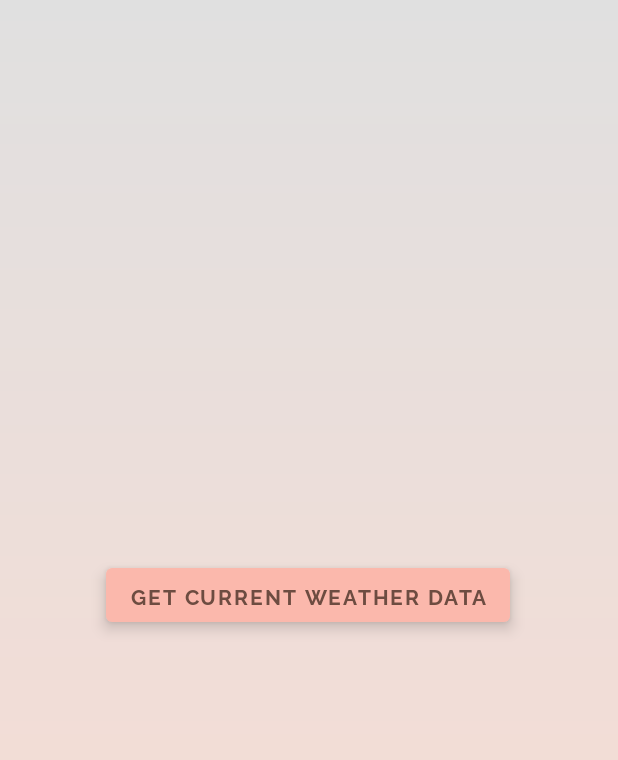
After one commit to chewipie01/Kamatechs, an Android app: the Weather screen opened directly, with no data from a screen before it, on a phone screen of 412 x 824 dp. The commit adds this screen. Shown: the top 760 px of the screen. Run offline under Robolectric (Android 15) with nearby library versions, the phone set to English and light mode, and no system bars.

Commit message:
Added Weather API

```diff
--- a/app/src/main/java/com/example/kamatechs/Login.kt
+++ b/app/src/main/java/com/example/kamatechs/Login.kt
@@ -34,7 +34,7 @@ class Login : AppCompatActivity() {
 
                 firebaseAuth.signInWithEmailAndPassword(email, pass).addOnCompleteListener {
                     if (it.isSuccessful) {
-                        val intent = Intent(this, MainActivity::class.java)
+                        val intent = Intent(this, Weather::class.java)
                         startActivity(intent)
                     } else {
                         Toast.makeText(this, it.exception.toString(), Toast.LENGTH_SHORT).show()
--- /dev/null
+++ b/app/src/main/java/com/example/kamatechs/WeatherService.kt
@@ -0,0 +1,15 @@
+package com.example.kamatechs
+
+import retrofit2.Call
+import retrofit2.http.GET
+import retrofit2.http.Query
+
+interface WeatherService {
+    @GET ("data/2.5/weather?&units=metric")
+    fun getCurrentWeatherData(
+        @Query("lat") lat: String,
+        @Query("lon") lon: String,
+        @Query("APPID") app_id: String
+    ):
+            Call<WeatherResponse>
+}
--- /dev/null
+++ b/app/src/main/res/animator/data_button_state_list_anim.xml
@@ -0,0 +1,93 @@
+<?xml version="1.0" encoding="utf-8"?>
+<selector xmlns:android="http://schemas.android.com/apk/res/android"
+    xmlns:tools="http://schemas.android.com/tools">
+
+    <!-- Pressed state -->
+    <item
+        android:state_enabled="true"
+        android:state_pressed="true">
+        <set>
+            <objectAnimator
+                android:duration="100"
+                android:propertyName="translationZ"
+                android:valueTo="2dp"
+                android:valueType="floatType" />
+            <objectAnimator
+                android:duration="0"
+                android:propertyName="elevation"
+                android:valueTo="6dp"
+                android:valueType="floatType" />
+        </set>
+    </item>
+
+    <!-- Hover state. This is triggered via mouse. -->
+    <item
+        android:state_enabled="true"
+        android:state_hovered="true">
+        <set>
+            <objectAnimator
+                android:duration="100"
+                android:propertyName="translationZ"
+                android:valueTo="2dp"
+                android:valueType="floatType" />
+            <objectAnimator
+                android:duration="0"
+                android:propertyName="elevation"
+                android:valueTo="6dp"
+                android:valueType="floatType" />
+        </set>
+    </item>
+
+    <!-- Focused state. This is triggered via keyboard. -->
+    <item
+        android:state_enabled="true"
+        android:state_focused="true">
+        <set>
+            <objectAnimator
+                android:duration="100"
+                android:propertyName="translationZ"
+                android:valueTo="2dp"
+                android:valueType="floatType" />
+            <objectAnimator
+                android:duration="0"
+                android:propertyName="elevation"
+                android:valueTo="6dp"
+                android:valueType="floatType" />
+        </set>
+    </item>
+
+    <!-- Base state (enabled, not pressed) -->
+    <item android:state_enabled="true">
+        <set>
+            <objectAnimator
+                android:duration="100"
+                android:propertyName="translationZ"
+                android:startDelay="100"
+                android:valueTo="0dp"
+                android:valueType="floatType"
+                tools:ignore="UnusedAttribute" />
+            <objectAnimator
+                android:duration="0"
+                android:propertyName="elevation"
+                android:valueTo="6dp"
+                android:valueType="floatType" />
+        </set>
+    </item>
+
+    <!-- Disabled state -->
+    <item>
+        <set>
+            <objectAnimator
+                android:duration="0"
+                android:propertyName="translationZ"
+                android:valueTo="0dp"
+                android:valueType="floatType" />
+            <objectAnimator
+                android:duration="0"
+                android:propertyName="elevation"
+                android:valueTo="0dp"
+                android:valueType="floatType" />
+        </set>
+    </item>
+
+</selector>
--- /dev/null
+++ b/app/src/main/res/drawable/gradient_bg.xml
@@ -0,0 +1,9 @@
+<?xml version="1.0" encoding="utf-8"?>
+<shape xmlns:android="http://schemas.android.com/apk/res/android"
+    android:shape="rectangle">
+    <gradient
+        android:angle="90"
+        android:startColor="#FEDBD0"
+        android:endColor="#E0E0E0"
+        android:type="linear"/>
+</shape>
--- /dev/null
+++ b/app/src/main/res/font/raleway.xml
@@ -0,0 +1,7 @@
+<?xml version="1.0" encoding="utf-8"?>
+<font-family xmlns:app="http://schemas.android.com/apk/res-auto"
+        app:fontProviderAuthority="com.google.android.gms.fonts"
+        app:fontProviderPackage="com.google.android.gms"
+        app:fontProviderQuery="Raleway"
+        app:fontProviderCerts="@array/com_google_android_gms_fonts_certs">
+</font-family>
--- /dev/null
+++ b/app/src/main/res/layout/activity_weather.xml
@@ -0,0 +1,39 @@
+<?xml version="1.0" encoding="utf-8"?>
+<androidx.constraintlayout.widget.ConstraintLayout xmlns:android="http://schemas.android.com/apk/res/android"
+    xmlns:app="http://schemas.android.com/apk/res-auto"
+    xmlns:tools="http://schemas.android.com/tools"
+    android:layout_width="match_parent"
+    android:layout_height="match_parent"
+    android:padding="16dp"
+    android:background="@drawable/gradient_bg"
+    tools:context=".Weather">
+
+    <TextView
+        android:id="@+id/textView"
+        android:layout_width="wrap_content"
+        android:layout_height="wrap_content"
+        android:fontFamily="@font/raleway"
+        android:textColor="#000000"
+        android:textSize="20sp"
+        app:layout_constraintBottom_toBottomOf="parent"
+        app:layout_constraintHorizontal_bias="0.498"
+        app:layout_constraintLeft_toLeftOf="parent"
+        app:layout_constraintRight_toRightOf="parent"
+        app:layout_constraintTop_toTopOf="parent"
+        app:layout_constraintVertical_bias="0.404" />
+
+    <com.google.android.material.button.MaterialButton
+        android:id="@+id/data_button"
+        style="@style/Widget.Kamatechs.Button2"
+        android:layout_width="wrap_content"
+        android:layout_height="wrap_content"
+        android:layout_marginTop="20dp"
+        android:fontFamily="@font/raleway_bold"
+        android:text="Get Current Weather Data"
+        android:textColor="#6D4C41"
+        app:layout_constraintEnd_toEndOf="parent"
+        app:layout_constraintHorizontal_bias="0.496"
+        app:layout_constraintStart_toStartOf="parent"
+        app:layout_constraintTop_toBottomOf="@id/textView" />
+
+</androidx.constraintlayout.widget.ConstraintLayout>
--- a/app/src/main/res/layout/fragment_home.xml
+++ b/app/src/main/res/layout/fragment_home.xml
@@ -53,13 +53,14 @@
         android:contentDescription="@string/todoooo" />
 
         <com.google.android.material.button.MaterialButton
+            android:id="@+id/btnLogin"
             style="@style/Widget.Kamatechs.Button"
-            android:id="@+id/btnLogin"
             android:layout_width="191dp"
             android:layout_height="49dp"
             android:layout_marginStart="110dp"
             android:layout_marginTop="43dp"
             android:layout_marginEnd="110dp"
+            android:fontFamily="@font/raleway_bold"
             android:text="@string/login"
             android:textColor="#6D4C41"
             app:layout_constraintEnd_toEndOf="parent"
@@ -67,13 +68,14 @@
             app:layout_constraintTop_toBottomOf="@+id/imgTomato" />
 
         <com.google.android.material.button.MaterialButton
+            android:id="@+id/btnReg"
             style="@style/Widget.Kamatechs.Button"
-            android:id="@+id/btnReg"
             android:layout_width="191dp"
             android:layout_height="48dp"
             android:layout_marginStart="110dp"
             android:layout_marginTop="29dp"
             android:layout_marginEnd="110dp"
+            android:fontFamily="@font/raleway_bold"
             android:text="@string/register"
             android:textColor="#6D4C41"
             app:layout_constraintEnd_toEndOf="parent"
--- a/app/src/main/res/layout/fragment_login.xml
+++ b/app/src/main/res/layout/fragment_login.xml
@@ -76,7 +76,9 @@
                 android:layout_height="wrap_content"
                 android:layout_alignParentEnd="true"
                 android:layout_alignParentRight="true"
-                android:text="Login" />
+                android:fontFamily="@font/raleway_bold"
+                android:text="Login"
+                android:textColor="#6D4C41" />
 
         </RelativeLayout>
     </LinearLayout>
--- a/app/src/main/res/layout/fragment_register.xml
+++ b/app/src/main/res/layout/fragment_register.xml
@@ -85,12 +85,14 @@
 
             <com.google.android.material.button.MaterialButton
                 android:id="@+id/reg_button"
-                style="@style/Widget.Kamatechs.Button"
+                style="@style/Widget.Kamatechs.Button1"
                 android:layout_width="wrap_content"
                 android:layout_height="wrap_content"
                 android:layout_alignParentEnd="true"
                 android:layout_alignParentRight="true"
-                android:text="Register" />
+                android:fontFamily="@font/raleway_bold"
+                android:text="Register"
+                android:textColor="#6D4C41" />
 
         </RelativeLayout>
     </LinearLayout>
--- a/app/src/main/res/values/preloaded_fonts.xml
+++ b/app/src/main/res/values/preloaded_fonts.xml
@@ -1,6 +1,7 @@
 <?xml version="1.0" encoding="utf-8"?>
 <resources>
     <array name="preloaded_fonts" translatable="false">
+        <item>@font/raleway</item>
         <item>@font/raleway_bold</item>
         <item>@font/raleway_thin</item>
     </array>
--- a/app/src/main/res/values/styles.xml
+++ b/app/src/main/res/values/styles.xml
@@ -38,6 +38,15 @@
         </item>
     </style>
 
+    <style name="Widget.Kamatechs.Button2" parent="Widget.MaterialComponents.Button">
+        <item name="android:textColor">?android:attr/textColorPrimary</item>
+        <item name="backgroundTint">?attr/colorPrimaryDark</item>
+
+        <item name="android:stateListAnimator" tools:ignore="NewApi">
+            @animator/data_button_state_list_anim
+        </item>
+    </style>
+
     <style name="Widget.Kamatechs.Button.TextButton" parent="Widget.MaterialComponents.Button.TextButton">
         <item name="android:textColor">?android:attr/textColorPrimary</item>
     </style>
```
Also changed, not shown: app/build.gradle (+6 -5 lines), app/src/main/AndroidManifest.xml (+13 -8 lines), app/src/main/java/com/example/kamatechs/Weather.kt (added, +78 -0 lines), app/src/main/java/com/example/kamatechs/WeatherResponse.kt (added, +86 -0 lines), app/src/main/res/navigation/navigation.xml (+22 -11 lines).
